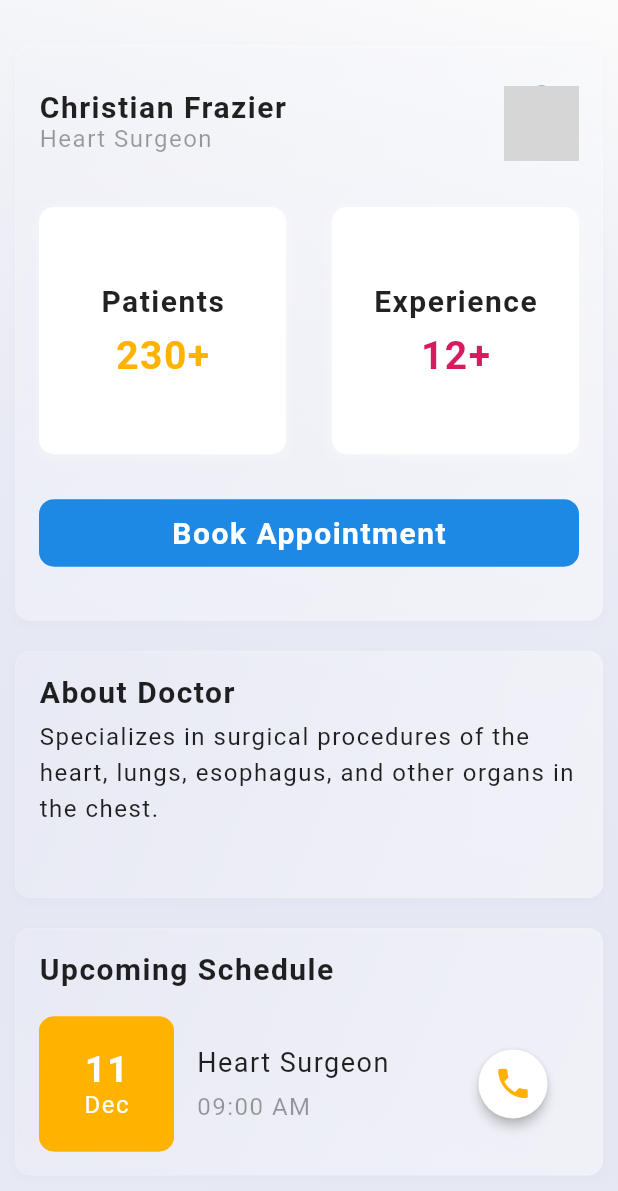
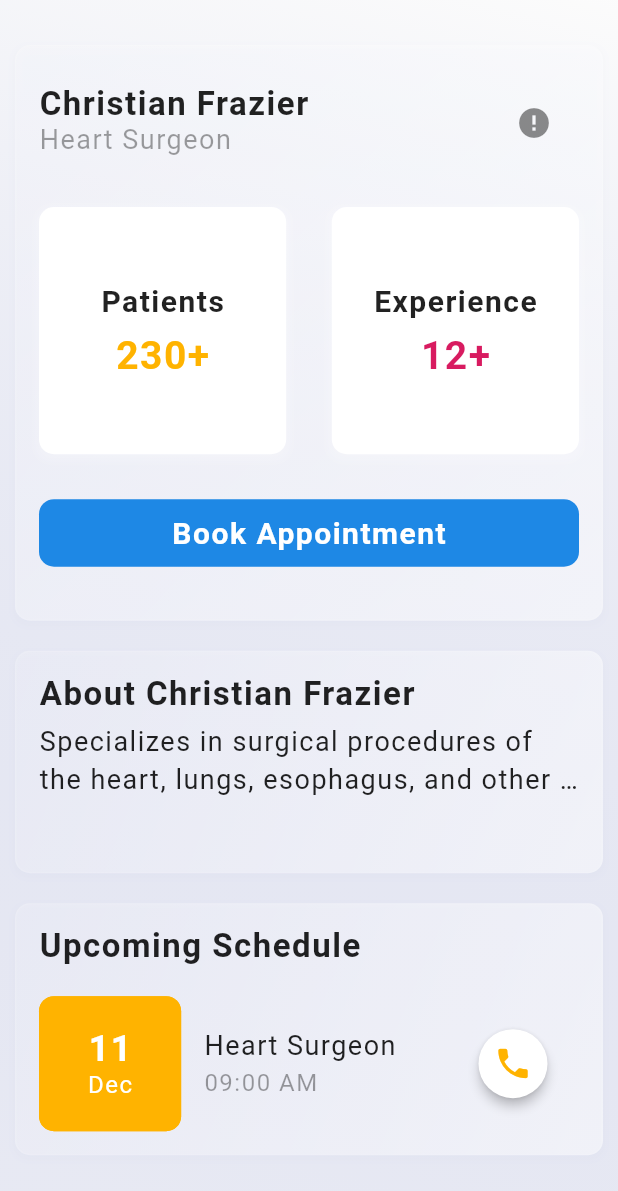
Before and after one commit to rragnarsd/DoctorsApp, a Flutter app: the screen it shows after launch, item 3 of the bottom bar chosen, after a tap on "About", on a phone screen of 412 x 824 dp. Shown: the top 1191 px of the screen. Run offline on Flutter 3.47's test engine with Material 2 defaults, Android fonts, the phone set to English and light mode, and no system bars; drawn by our look-alikes of cached_network_image; our stand-ins replace google_fonts, responsive_framework, table_calendar, unicons; network calls fail; Roboto replaces fonts that are missing (Yantramanav); grey boxes are pictures that could not be loaded.

Commit message:
changed all circleavatar to cachedimage container

```diff
--- a/lib/about_doctor.dart
+++ b/lib/about_doctor.dart
@@ -1,12 +1,11 @@
+import 'package:doctors_app/widgets/cached_image.dart';
+import 'package:doctors_app/widgets/reusable_list_tile.dart';
+import 'package:doctors_app/widgets/reusable_time_btn.dart';
 import 'package:flutter/cupertino.dart';
 import 'package:flutter/material.dart';
-import 'package:hairsaloon/models/doctors.dart';
-import 'package:hairsaloon/widgets/reusable_list_tile.dart';
-import 'package:hairsaloon/widgets/reusable_raw_btn.dart';
-import 'package:hairsaloon/widgets/reusable_time_btn.dart';
-import 'package:unicons/unicons.dart';
 
 import 'constants.dart';
+import 'models/doctors.dart';
 
 class AboutDoctor extends StatelessWidget {
   const AboutDoctor({Key? key}) : super(key: key);
@@ -18,10 +17,11 @@ class AboutDoctor extends StatelessWidget {
         height: MediaQuery.of(context).size.height,
         decoration: kBoxDecoIndigo,
         child: Padding(
-          padding: EdgeInsets.all(10.0),
+          padding: const EdgeInsets.all(10.0),
           child: SingleChildScrollView(
-            child:
-                Column(crossAxisAlignment: CrossAxisAlignment.start, children: const [
+            child: Column(
+                crossAxisAlignment: CrossAxisAlignment.start,
+                children: const [
                   SizedBox(
                     height: 20.0,
                   ),
@@ -115,53 +115,17 @@ class AboutTile extends StatelessWidget {
         contentPadding: EdgeInsets.zero,
         title: Text(
           doctor.doctorName,
-          style: Theme.of(context).textTheme.headline3,
+          style: Theme.of(context).textTheme.headline2,
         ),
         subtitle: Text(
           doctor.doctorType,
           style: Theme.of(context)
               .textTheme
-              .bodyText1!
+              .bodyText2!
               .copyWith(color: Colors.black38),
         ),
-        trailing: CircleAvatar(
-          backgroundImage: NetworkImage(doctor.doctorImage),
-          radius: 25.0,
+        trailing: CachedImage(doctorImage: doctor.doctorImage, height: 60.0, width: 60.0,),
       ),
-      ),
-    );
-  }
-}
-
-class UpcomingTile extends StatelessWidget {
-  const UpcomingTile({
-    Key? key,
-  }) : super(key: key);
-
-  @override
-  Widget build(BuildContext context) {
-    return Container(
-      decoration: kBoxDecoWhite,
-      child: Row(children: [
-        Container(
-          width: 80,
-          height: 80.0,
-          decoration: BoxDecoration(
-            color: Colors.amber.shade600,
-            borderRadius: BorderRadius.circular(10.0),
-          ),
-          child: const UpcomingDate(),
-        ),
-        const SizedBox(
-          width: 15.0,
-        ),
-        const UpcomingTextTile(),
-        const Spacer(),
-        const ReusableRawBtn(
-          icon: UniconsLine.phone,
-          iconColor: Colors.blue,
-        ),
-      ]),
     );
   }
 }
@@ -198,7 +162,7 @@ class UpcomingDate extends StatelessWidget {
   }
 }
 
-class UpcomingTextTile extends StatelessWidget {
+/*class UpcomingTextTile extends StatelessWidget {
   const UpcomingTextTile({
     Key? key,
   }) : super(key: key);
@@ -209,9 +173,6 @@ class UpcomingTextTile extends StatelessWidget {
       crossAxisAlignment: CrossAxisAlignment.start,
       children: [
         Text('Heart Surgeon', style: Theme.of(context).textTheme.headline5),
-        const SizedBox(
-          height: 5.0,
-        ),
         Text(
           '09:00 AM',
           style: Theme.of(context)
@@ -222,7 +183,7 @@ class UpcomingTextTile extends StatelessWidget {
       ],
     );
   }
-}
+}*/
 
 class DoctorAbout extends StatelessWidget {
   const DoctorAbout({
@@ -233,19 +194,23 @@ class DoctorAbout extends StatelessWidget {
   Widget build(BuildContext context) {
     final doctor = ModalRoute.of(context)!.settings.arguments as Doctors;
     return Container(
-      height: MediaQuery.of(context).size.height * 0.20,
+      height: MediaQuery.of(context).size.height * 0.18,
       padding: const EdgeInsets.all(15.0),
       decoration: kBoxDecoWhite,
       child: Column(
         crossAxisAlignment: CrossAxisAlignment.start,
         children: [
-          Text('About Doctor', style: Theme.of(context).textTheme.headline3),
+          Text('About ${doctor.doctorName}',
+              style: Theme.of(context).textTheme.headline2,
+          ),
           const SizedBox(
             height: 5.0,
           ),
           Text(
             doctor.doctorAbout,
-            style: Theme.of(context).textTheme.bodyText1!.copyWith(height: 1.5),
+            maxLines: 2,
+            overflow: TextOverflow.ellipsis,
+            style: Theme.of(context).textTheme.bodyText2!.copyWith(height: 1.4),
           ),
         ],
       ),
--- a/lib/appointment_screen.dart
+++ b/lib/appointment_screen.dart
@@ -1,7 +1,7 @@
+import 'package:doctors_app/utils/appointment_lists.dart';
+import 'package:doctors_app/widgets/reusable_raw_btn.dart';
 import 'package:flutter/cupertino.dart';
 import 'package:flutter/material.dart';
-import 'package:hairsaloon/utils/appointment_lists.dart';
-import 'package:hairsaloon/widgets/reusable_raw_btn.dart';
 
 import 'constants.dart';
 import 'models/appointments.dart';
@@ -58,7 +58,7 @@ class AppointmentsColumn extends StatelessWidget {
       child: Column(
         crossAxisAlignment: CrossAxisAlignment.start,
         children: [
-          Text(month, style: Theme.of(context).textTheme.headline2),
+          Text(month, style: Theme.of(context).textTheme.headline4),
           SizedBox(
             height: MediaQuery.of(context).size.height * 0.5,
             child: ListView(
@@ -110,7 +110,7 @@ class AppointmentTile extends StatelessWidget {
       children: [
         Container(
           height: 90.0,
-          width: 90,
+          width: MediaQuery.of(context).size.width * 0.23,
           decoration: kBoxDecoWithBoxShadow.copyWith(color: color, boxShadow: [
             BoxShadow(color: color),
           ]),
@@ -142,7 +142,7 @@ class AppointmentTile extends StatelessWidget {
           children: [
             Text(doctorType, style: Theme.of(context).textTheme.bodyText2),
             const SizedBox(
-              height: 10.0,
+              height: 5.0,
             ),
             Text(
               appointTime,
@@ -154,9 +154,10 @@ class AppointmentTile extends StatelessWidget {
           ],
         ),
         const Spacer(),
-         ReusableRawBtn(
+        ReusableRawBtn(
           icon: Icons.phone,
           iconColor: iconColor,
+          size: 26.0,
         ),
       ],
     );
--- a/lib/booking_screen.dart
+++ b/lib/booking_screen.dart
@@ -2,10 +2,10 @@ import 'dart:ui';
 
 import 'package:flutter/material.dart';
 import 'package:google_fonts/google_fonts.dart';
-import 'package:hairsaloon/custom_nav_bar.dart';
 import 'package:table_calendar/table_calendar.dart';
 
 import 'constants.dart';
+import 'custom_nav_bar.dart';
 import 'utils/appointment_lists.dart';
 
 class BookingScreen extends StatefulWidget {
--- a/lib/doctor_screen.dart
+++ b/lib/doctor_screen.dart
@@ -1,8 +1,9 @@
+import 'package:doctors_app/utils/doctor_lists.dart';
+import 'package:doctors_app/widgets/cached_image.dart';
 import 'package:flutter/cupertino.dart';
 import 'package:flutter/material.dart';
-import 'package:hairsaloon/about_doctor.dart';
-import 'package:hairsaloon/utils/doctor_lists.dart';
 
+import 'about_doctor.dart';
 import 'constants.dart';
 
 class DoctorScreen extends StatelessWidget {
@@ -39,7 +40,7 @@ class DoctorGridView extends StatelessWidget {
   @override
   Widget build(BuildContext context) {
     return SizedBox(
-      height: MediaQuery.of(context).size.height * 0.9,
+      height: MediaQuery.of(context).size.height * 0.87,
       child: GridView.count(
         crossAxisCount: 2,
         childAspectRatio: 2 / 2.7,
@@ -52,10 +53,7 @@ class DoctorGridView extends StatelessWidget {
             child: Column(
               mainAxisAlignment: MainAxisAlignment.center,
               children: [
-                CircleAvatar(
-                  radius: 40.0,
-                  backgroundImage: NetworkImage(doctors[index].doctorImage),
-                ),
+                CachedImage(doctorImage: doctors[index].doctorImage, height: 70.0, width: 70.0,),
                 Column(
                   crossAxisAlignment: CrossAxisAlignment.center,
                   children: [
@@ -64,7 +62,7 @@ class DoctorGridView extends StatelessWidget {
                     ),
                     Text(
                       doctors[index].doctorName,
-                      style: Theme.of(context).textTheme.bodyText1,
+                      style: Theme.of(context).textTheme.bodyText2,
                     ),
                     const SizedBox(
                       height: 5.0,
@@ -74,23 +72,27 @@ class DoctorGridView extends StatelessWidget {
                       style: Theme.of(context)
                           .textTheme
                           .bodyText1!
-                          .copyWith(fontSize: 14.0, color: Colors.black38),
+                          .copyWith(color: Colors.black38),
                     ),
                   ],
                 ),
                 const SizedBox(
                   height: 20.0,
                 ),
-                OutlinedButton(
+                SizedBox(
+                  width: MediaQuery.of(context).size.width * 0.35,
+                  child: OutlinedButton(
                     onPressed: () => Navigator.push(
                       context,
                       MaterialPageRoute(
                         builder: (context) => const AboutDoctor(),
                         settings: RouteSettings(arguments: doctors[index]),
-                    ),),
+                      ),
+                    ),
                     child: Text(
                       'About',
-                    style: Theme.of(context).textTheme.bodyText1,
+                      style: Theme.of(context).textTheme.bodyText2,
+                    ),
                   ),
                 )
               ],
--- a/lib/home_screen.dart
+++ b/lib/home_screen.dart
@@ -1,9 +1,11 @@
 import 'dart:ui';
 
+import 'package:cached_network_image/cached_network_image.dart';
+import 'package:doctors_app/widgets/cached_image.dart';
+import 'package:doctors_app/widgets/reusable_raw_btn.dart';
+import 'package:doctors_app/widgets/search_field.dart';
 import 'package:flutter/material.dart';
 import 'package:google_fonts/google_fonts.dart';
-import 'package:hairsaloon/widgets/reusable_raw_btn.dart';
-import 'package:hairsaloon/widgets/search_field.dart';
 import 'package:table_calendar/table_calendar.dart';
 
 import 'constants.dart';
@@ -103,22 +105,27 @@ class RawBtnRow extends StatelessWidget {
   @override
   Widget build(BuildContext context) {
     return Row(
+      mainAxisAlignment: MainAxisAlignment.spaceBetween,
       children: [
         ReusableRawBtn(
           icon: Icons.medication,
           iconColor: Colors.amber.shade600,
+          size: 26.0,
         ),
-        const ReusableRawBtn(
+        ReusableRawBtn(
           icon: Icons.medical_services,
           iconColor: Colors.pink,
+          size: 26.0,
         ),
-        const ReusableRawBtn(
+        ReusableRawBtn(
           icon: Icons.favorite,
           iconColor: Colors.blue,
+          size: 26.0,
         ),
-        const ReusableRawBtn(
+        ReusableRawBtn(
           icon: Icons.accessible,
           iconColor: Colors.green,
+          size: 26.0,
         ),
       ],
     );
@@ -151,9 +158,9 @@ class HomeCalendar extends StatelessWidget {
                     headerStyle: HeaderStyle(
                       titleCentered: true,
                       formatButtonVisible: false,
-                      titleTextStyle:  GoogleFonts.yantramanav(
+                      titleTextStyle: GoogleFonts.yantramanav(
                         color: Colors.black87,
-                        fontSize: 20.0,
+                        fontSize: 22.0,
                         fontWeight: FontWeight.w600,
                         letterSpacing: 1.0,
                       ),
@@ -166,13 +173,14 @@ class HomeCalendar extends StatelessWidget {
                         color: Colors.blue.shade600,
                         shape: BoxShape.circle,
                       ),
-                      todayTextStyle: GoogleFonts.yantramanav(color: Colors.white),
+                      todayTextStyle:
+                          GoogleFonts.yantramanav(color: Colors.white),
                     ),
                     daysOfWeekStyle: DaysOfWeekStyle(
-                      weekendStyle:
-                      GoogleFonts.yantramanav(color: Colors.blue, fontSize: 16.0),
-                      weekdayStyle:
-                      GoogleFonts.yantramanav(color: Colors.black87, fontSize: 16.0),
+                      weekendStyle: GoogleFonts.yantramanav(
+                          color: Colors.blue, fontSize: 16.0),
+                      weekdayStyle: GoogleFonts.yantramanav(
+                          color: Colors.black87, fontSize: 16.0),
                     ),
                   ),
                 ),
@@ -219,28 +227,27 @@ class HomeDoctorTile extends StatelessWidget {
                     .bodyText1!
                     .copyWith(color: Colors.black38),
               ),
-              trailing: Hero(
-                tag: 'doctorHero',
-                child: CircleAvatar(
-                  backgroundImage: NetworkImage(doctorImage),
-                  radius: 30.0,
-                ),
-              ),
+              trailing: CachedImage(doctorImage: doctorImage, height: 70.0, width: 70.0,),
             ),
           ),
           Row(
             children: [
               Text(
                 'Available for your need',
-                style: Theme.of(context).textTheme.bodyText2!.copyWith(
-                    color: Colors.blue.shade600),
+                style: Theme.of(context)
+                    .textTheme
+                    .bodyText2!
+                    .copyWith(color: Colors.blue.shade600),
               ),
               const Spacer(),
-              OutlinedButton(
-                onPressed: () {},
-                child: Text(
-                  'Contact',
-                  style: Theme.of(context).textTheme.bodyText1,
+              SizedBox(
+                width: MediaQuery.of(context).size.width * 0.30,
+                child: OutlinedButton(
+                  onPressed: () => {},
+                  child: Text(
+                    'Contact',
+                    style: Theme.of(context).textTheme.bodyText2,
+                  ),
                 ),
               )
             ],
--- a/lib/main.dart
+++ b/lib/main.dart
@@ -1,6 +1,7 @@
 import 'package:flutter/cupertino.dart';
 import 'package:flutter/material.dart';
 import 'package:google_fonts/google_fonts.dart';
+import 'package:responsive_framework/responsive_framework.dart';
 import 'custom_nav_bar.dart';
 
 void main() {
@@ -13,6 +14,17 @@ class MyApp extends StatelessWidget {
   @override
   Widget build(BuildContext context) {
     return MaterialApp(
+     /* builder: (context, widget) => ResponsiveWrapper.builder(
+        widget,
+        maxWidth: 800,
+        minWidth: 480,
+        defaultScale: true,
+        breakpoints: const [
+          ResponsiveBreakpoint.resize(480, name: MOBILE),
+          ResponsiveBreakpoint.autoScale(800, name: TABLET),
+          ResponsiveBreakpoint.resize(1000, name: DESKTOP),
+        ],
+      ),*/
       debugShowCheckedModeBanner: false,
       title: 'Doctors',
       theme: ThemeData(
@@ -47,8 +59,10 @@ class MyApp extends StatelessWidget {
             letterSpacing: 1.0,
             fontWeight: FontWeight.w400,
           ),
-          bodyText2: GoogleFonts.yantramanav(fontSize: 18.0, letterSpacing: 1.0),
-          headline5: GoogleFonts.yantramanav(fontSize: 20.0, letterSpacing: 1.0),
+          bodyText2:
+              GoogleFonts.yantramanav(fontSize: 18.0, letterSpacing: 1.0),
+          headline5:
+              GoogleFonts.yantramanav(fontSize: 20.0, letterSpacing: 1.0),
         ),
       ),
       home: const CustomNavBar(),
--- a/lib/utils/appointment_lists.dart
+++ b/lib/utils/appointment_lists.dart
@@ -25,7 +25,7 @@ List<AppointmentList> novAppointments = [
       textColor: Colors.white,
       color: Colors.amber,
       iconColor: Colors.amber,
-      doctorType: 'Medicine Doctor',
+      doctorType: 'Radiologist',
       appointDate: '25'),
 ];
 
--- a/lib/utils/chat_list.dart
+++ b/lib/utils/chat_list.dart
@@ -1,12 +1,12 @@
-import 'package:hairsaloon/models/chat.dart';
+import 'package:doctors_app/models/chat.dart';
 
 List<Chat> chats = [
   Chat(message: 'Hello there!', doctor: 'Angela', dateTime: 'Yesterday', image: 'https://images.pexels.com/photos/4173251/pexels-photo-4173251.jpeg?auto=compress&cs=tinysrgb&w=1260&h=750&dpr=2', hasStory: true, isOnline: true, messageType: 'sender'),
-  Chat(message: 'Hi how are you?', doctor: 'Maxmillan', dateTime: 'Friday', image: 'https://images.unsplash.com/photo-1612349317150-e413f6a5b16d?ixid=MnwxMjA3fDB8MHxwaG90by1wYWdlfHx8fGVufDB8fHx8&ixlib=rb-1.2.1&auto=format&fit=crop&w=1470&q=80', hasStory: false, isOnline: true, messageType: 'receiver'),
+  Chat(message: 'Hi how are you?', doctor: 'Max', dateTime: 'Friday', image: 'https://images.unsplash.com/photo-1612349317150-e413f6a5b16d?ixid=MnwxMjA3fDB8MHxwaG90by1wYWdlfHx8fGVufDB8fHx8&ixlib=rb-1.2.1&auto=format&fit=crop&w=1470&q=80', hasStory: false, isOnline: true, messageType: 'receiver'),
   Chat(message: 'Are you taking a shift tomorrow?', doctor: 'Martin', dateTime: '27 Oct', image: 'https://images.pexels.com/photos/4586993/pexels-photo-4586993.jpeg?auto=compress&cs=tinysrgb&w=1260&h=750&dpr=2', hasStory: true, isOnline: false, messageType: 'sender'),
   Chat(message: 'No, still on vacation', doctor: 'Iva', dateTime: '25 Oct', image: 'https://images.pexels.com/photos/4225880/pexels-photo-4225880.jpeg?auto=compress&cs=tinysrgb&w=1260&h=750&dpr=2', hasStory: false, isOnline: true, messageType: 'receiver'),
   Chat(message: 'Oh ok!', doctor: 'Birgitte', dateTime: '20 Oct', image: 'https://images.unsplash.com/photo-1614608682850-e0d6ed316d47?ixlib=rb-1.2.1&ixid=MnwxMjA3fDB8MHxwaG90by1wYWdlfHx8fGVufDB8fHx8&auto=format&fit=crop&w=976&q=80', hasStory: true, isOnline: false, messageType: 'sender'),
   Chat(message: 'I come back on saturday', doctor: 'Mayme', dateTime: '13 Oct', image: 'https://images.pexels.com/photos/4989131/pexels-photo-4989131.jpeg?auto=compress&cs=tinysrgb&w=1260&h=750&dpr=2', hasStory: false, isOnline: false, messageType: 'receiver'),
   Chat(message: 'See ya there!', doctor: 'Christian', dateTime: '10 Oct', image: 'https://images.unsplash.com/photo-1618498082410-b4aa22193b38?ixid=MnwxMjA3fDB8MHxwaG90by1wYWdlfHx8fGVufDB8fHx8&ixlib=rb-1.2.1&auto=format&fit=crop&w=1470&q=80', hasStory: false, isOnline: true, messageType: 'sender'),
-  Chat(message: '', doctor: 'Laura', dateTime: '5 Oct', image: 'https://images.pexels.com/photos/6098057/pexels-photo-6098057.jpeg?auto=compress&cs=tinysrgb&w=1260&h=750&dpr=2', hasStory: false, isOnline: false, messageType: 'receiver'),
+
 ];
--- a/lib/utils/doctor_lists.dart
+++ b/lib/utils/doctor_lists.dart
@@ -1,10 +1,10 @@
-import 'package:hairsaloon/models/doctors.dart';
+import 'package:doctors_app/models/doctors.dart';
 
 List<Doctors> doctors = [
   Doctors(doctorName: 'Christian Frazier', doctorType: 'Heart Surgeon', doctorLocation: 'London', doctorExperience: 12, doctorPatients: 230, doctorAbout: 'Specializes in surgical procedures of the heart, lungs, esophagus, and other organs in the chest.', doctorImage: 'https://images.unsplash.com/photo-1618498082410-b4aa22193b38?ixid=MnwxMjA3fDB8MHxwaG90by1wYWdlfHx8fGVufDB8fHx8&ixlib=rb-1.2.1&auto=format&fit=crop&w=1470&q=80'),
-  Doctors(doctorName: 'Angela Andrews', doctorType: 'Neurologists', doctorLocation: 'Bristol', doctorExperience: 7, doctorPatients: 180, doctorAbout: 'Specializes in the anatomy, functions, and organic disorders of nerves and the nervous system.', doctorImage: 'https://images.unsplash.com/photo-1614608682850-e0d6ed316d47?ixlib=rb-1.2.1&ixid=MnwxMjA3fDB8MHxwaG90by1wYWdlfHx8fGVufDB8fHx8&auto=format&fit=crop&w=976&q=80'),
+  Doctors(doctorName: 'Kamilla Andrews', doctorType: 'Neurologists', doctorLocation: 'Bristol', doctorExperience: 7, doctorPatients: 180, doctorAbout: 'Specializes in the anatomy, functions, and organic disorders of nerves and the nervous system.', doctorImage: 'https://images.unsplash.com/photo-1614608682850-e0d6ed316d47?ixlib=rb-1.2.1&ixid=MnwxMjA3fDB8MHxwaG90by1wYWdlfHx8fGVufDB8fHx8&auto=format&fit=crop&w=976&q=80'),
   Doctors(doctorName: 'Angela Yu', doctorType: 'Physiologist', doctorLocation: 'Manchester', doctorExperience: 4, doctorPatients: 130, doctorAbout: 'Specializes in the branch of biology that deals with the normal functions of living organisms and their parts.', doctorImage: 'https://images.pexels.com/photos/4173251/pexels-photo-4173251.jpeg?auto=compress&cs=tinysrgb&w=1260&h=750&dpr=2'),
-  Doctors(doctorName: 'Maxmillan Müller', doctorType: 'Immunologist', doctorLocation: 'London', doctorExperience: 18, doctorPatients: 530, doctorAbout: 'Specializes in health issues brought on by immune system problems', doctorImage: 'https://images.unsplash.com/photo-1612349317150-e413f6a5b16d?ixid=MnwxMjA3fDB8MHxwaG90by1wYWdlfHx8fGVufDB8fHx8&ixlib=rb-1.2.1&auto=format&fit=crop&w=1470&q=80'),
+  Doctors(doctorName: 'Max Müller', doctorType: 'Immunologist', doctorLocation: 'London', doctorExperience: 18, doctorPatients: 530, doctorAbout: 'Specializes in health issues brought on by immune system problems', doctorImage: 'https://images.unsplash.com/photo-1612349317150-e413f6a5b16d?ixid=MnwxMjA3fDB8MHxwaG90by1wYWdlfHx8fGVufDB8fHx8&ixlib=rb-1.2.1&auto=format&fit=crop&w=1470&q=80'),
   Doctors(doctorName: 'Andrea Bizzotto', doctorType: 'Dentist', doctorLocation: 'Bristol', doctorExperience: 6, doctorPatients: 90, doctorAbout: 'Specializes in teeth, gums, and the mouth. ', doctorImage: 'https://images.pexels.com/photos/4173239/pexels-photo-4173239.jpeg?auto=compress&cs=tinysrgb&w=1260&h=750&dpr=2'),
   Doctors(doctorName: 'Mayme Gomez', doctorType: 'Neurologist', doctorLocation: 'Manchester', doctorExperience: 12, doctorPatients: 250, doctorAbout: 'Specializes in the anatomy, functions, and organic disorders of nerves and the nervous system', doctorImage: 'https://images.pexels.com/photos/4989131/pexels-photo-4989131.jpeg?auto=compress&cs=tinysrgb&w=1260&h=750&dpr=2'),
   Doctors(doctorName: 'Iva Carpenter', doctorType: 'Radiologist', doctorLocation: 'London', doctorExperience: 2, doctorPatients: 50, doctorAbout: 'Specializes in X-rays or other high-energy radiation, especially a doctor specializing in radiology', doctorImage: 'https://images.pexels.com/photos/4225880/pexels-photo-4225880.jpeg?auto=compress&cs=tinysrgb&w=1260&h=750&dpr=2'),
--- /dev/null
+++ b/lib/widgets/cached_image.dart
@@ -0,0 +1,35 @@
+import 'package:cached_network_image/cached_network_image.dart';
+import 'package:flutter/material.dart';
+
+class CachedImage extends StatelessWidget {
+  final String doctorImage;
+  double? width;
+  double? height;
+  CachedImage({
+    Key? key,
+    required this.doctorImage,
+    this.width,
+    this.height,
+  }) : super(key: key);
+
+
+  @override
+  Widget build(BuildContext context) {
+    return CachedNetworkImage(
+      width: width,
+      height: height,
+      imageUrl: doctorImage,
+      imageBuilder: (context, imageProvider) => Container(
+        decoration: BoxDecoration(
+          shape: BoxShape.circle,
+          image: DecorationImage(
+            image: imageProvider,
+            fit: BoxFit.cover,
+          ),
+        ),
+      ),
+      placeholder: (context, url) => const CircularProgressIndicator(strokeWidth: 0.5,),
+      errorWidget: (context, url, error) => const Icon(Icons.error),
+    );
+  }
+}
--- a/lib/widgets/reusable_list_tile.dart
+++ b/lib/widgets/reusable_list_tile.dart
@@ -18,7 +18,7 @@ class ReusableListTile extends StatelessWidget {
         children: [
           Text(
             'Upcoming Schedule',
-            style: Theme.of(context).textTheme.headline3,
+            style: Theme.of(context).textTheme.headline2,
           ),
           const SizedBox(height: 20.0,),
           AppointmentTile(
--- a/lib/widgets/reusable_raw_btn.dart
+++ b/lib/widgets/reusable_raw_btn.dart
@@ -3,10 +3,12 @@ import 'package:flutter/material.dart';
 class ReusableRawBtn extends StatelessWidget {
   final IconData icon;
   final Color iconColor;
-  const ReusableRawBtn({
+  double? size;
+   ReusableRawBtn({
     Key? key,
     required this.icon,
-    required this.iconColor
+    required this.iconColor,
+    this.size,
   }) : super(key: key);
 
   @override
@@ -18,7 +20,7 @@ class ReusableRawBtn extends StatelessWidget {
       elevation: 3.0,
       child: Icon(
         icon,
-        size: 26.0,
+        size: size,
         color: iconColor,
       ),
       onPressed: () {},
--- a/pubspec.yaml
+++ b/pubspec.yaml
@@ -1,4 +1,4 @@
-name: hairsaloon
+name: doctors_app
 description: A new Flutter application.
 
 publish_to: 'none' # Remove this line if you wish to publish to pub.dev
@@ -16,6 +16,8 @@ dependencies:
   table_calendar: ^3.0.3
   unicons: ^2.0.2
   google_fonts: ^2.1.0
+  responsive_framework: ^0.1.5
+  cached_network_image: ^3.1.0+1
 
 dev_dependencies:
   flutter_test:
```
Also changed, not shown: lib/chat_screen.dart (+28 -54 lines), lib/custom_nav_bar.dart (+7 -6 lines), lib/new_chat_screen.dart (+21 -17 lines), pubspec.lock, 1 other file. Lines whose indentation alone changed are shown as unchanged.
